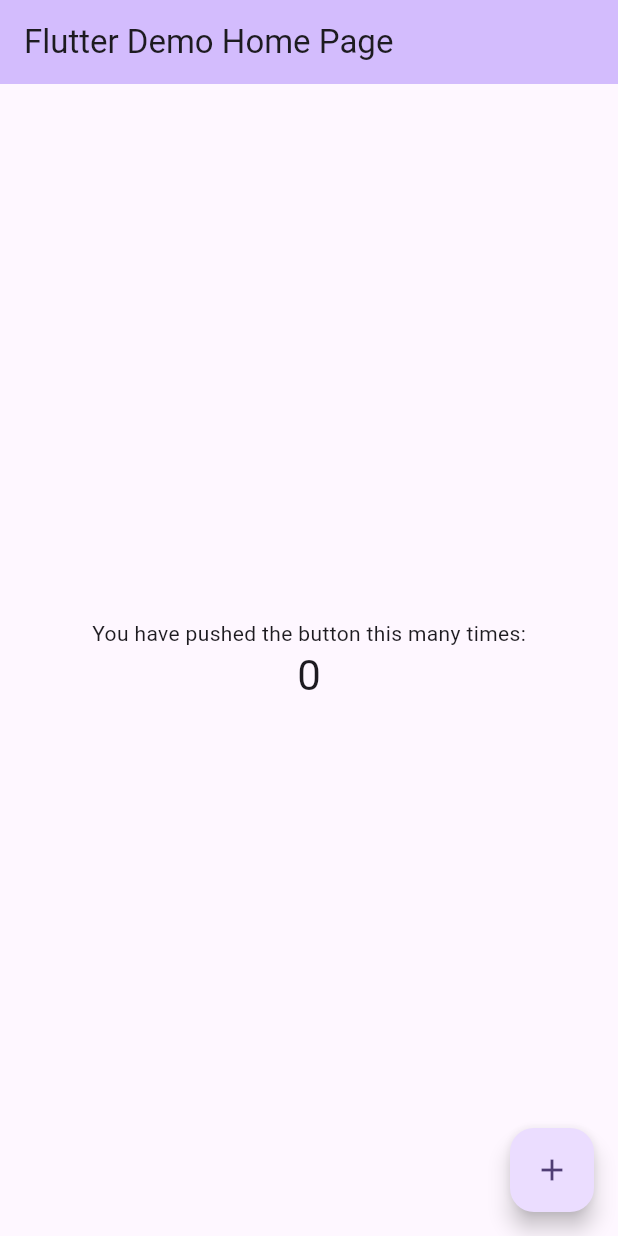
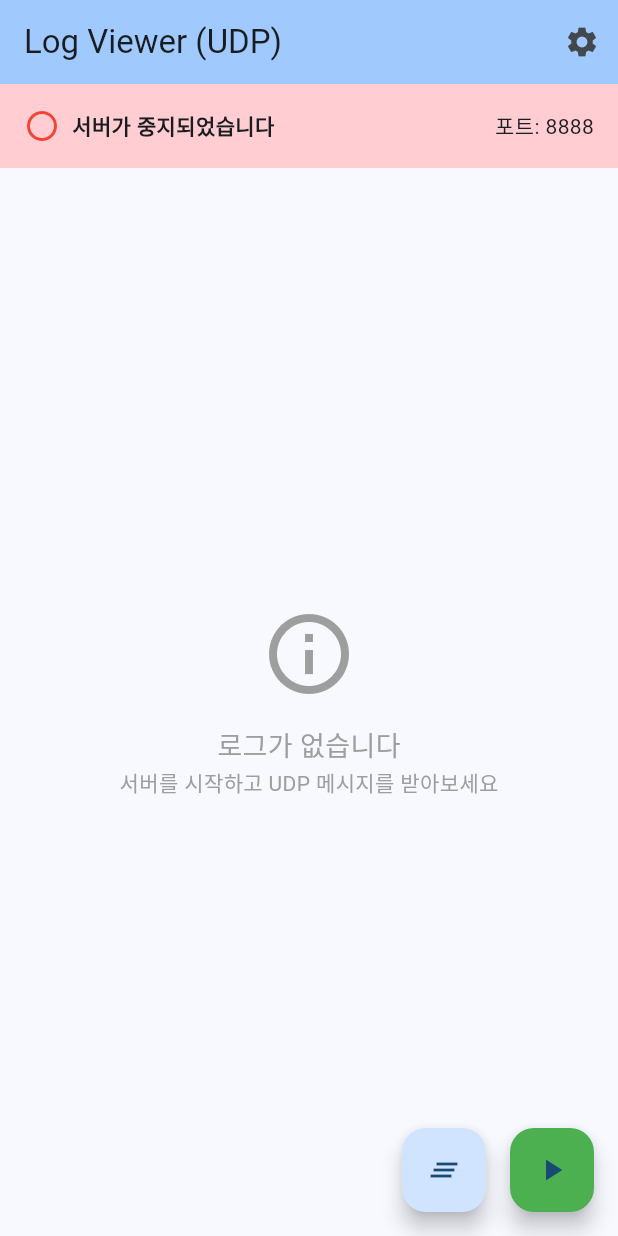
Before and after one commit to ImJeyFree/udp_log_viewer, a Flutter app: the screen it shows after launch, on a phone screen of 412 x 824 dp. Run offline on Flutter 3.47's test engine with Material 3 defaults, Android fonts, the phone set to English and light mode, and no system bars.

Commit message:
실행파일

```diff
--- /dev/null
+++ b/bundle/data/flutter_assets/AssetManifest.json
@@ -0,0 +1 @@
+{"fonts/D2CodingBold.ttf":["fonts/D2CodingBold.ttf"],"fonts/D2CodingRegular.ttf":["fonts/D2CodingRegular.ttf"],"packages/cupertino_icons/assets/CupertinoIcons.ttf":["packages/cupertino_icons/assets/CupertinoIcons.ttf"]}
--- /dev/null
+++ b/bundle/data/flutter_assets/FontManifest.json
@@ -0,0 +1 @@
+[{"family":"MaterialIcons","fonts":[{"asset":"fonts/MaterialIcons-Regular.otf"}]},{"family":"D2Coding","fonts":[{"asset":"fonts/D2CodingRegular.ttf"},{"weight":700,"asset":"fonts/D2CodingBold.ttf"}]},{"family":"packages/cupertino_icons/CupertinoIcons","fonts":[{"asset":"packages/cupertino_icons/assets/CupertinoIcons.ttf"}]}]
--- /dev/null
+++ b/bundle/data/flutter_assets/NativeAssetsManifest.json
@@ -0,0 +1 @@
+{"format-version":[1,0,0],"native-assets":{}}
--- a/lib/main.dart
+++ b/lib/main.dart
@@ -1,122 +1,286 @@
 import 'package:flutter/material.dart';
+import 'dart:io';
+import 'dart:async';
+import 'dart:convert';
 
 void main() {
-  runApp(const MyApp());
+  runApp(const LogViewerApp());
 }
 
-class MyApp extends StatelessWidget {
-  const MyApp({super.key});
+class LogViewerApp extends StatelessWidget {
+  const LogViewerApp({super.key});
 
-  // This widget is the root of your application.
   @override
   Widget build(BuildContext context) {
     return MaterialApp(
-      title: 'Flutter Demo',
+      title: 'LSE Log Viewer',
       theme: ThemeData(
-        // This is the theme of your application.
-        //
-        // TRY THIS: Try running your application with "flutter run". You'll see
-        // the application has a purple toolbar. Then, without quitting the app,
-        // try changing the seedColor in the colorScheme below to Colors.green
-        // and then invoke "hot reload" (save your changes or press the "hot
-        // reload" button in a Flutter-supported IDE, or press "r" if you used
-        // the command line to start the app).
-        //
-        // Notice that the counter didn't reset back to zero; the application
-        // state is not lost during the reload. To reset the state, use hot
-        // restart instead.
-        //
-        // This works for code too, not just values: Most code changes can be
-        // tested with just a hot reload.
-        colorScheme: ColorScheme.fromSeed(seedColor: Colors.deepPurple),
+        colorScheme: ColorScheme.fromSeed(seedColor: Colors.blue),
+        useMaterial3: true,
       ),
-      home: const MyHomePage(title: 'Flutter Demo Home Page'),
+      home: const LogViewerHomePage(),
     );
   }
 }
 
-class MyHomePage extends StatefulWidget {
-  const MyHomePage({super.key, required this.title});
-
-  // This widget is the home page of your application. It is stateful, meaning
-  // that it has a State object (defined below) that contains fields that affect
-  // how it looks.
-
-  // This class is the configuration for the state. It holds the values (in this
-  // case the title) provided by the parent (in this case the App widget) and
-  // used by the build method of the State. Fields in a Widget subclass are
-  // always marked "final".
-
-  final String title;
+class LogViewerHomePage extends StatefulWidget {
+  const LogViewerHomePage({super.key});
 
   @override
-  State<MyHomePage> createState() => _MyHomePageState();
+  State<LogViewerHomePage> createState() => _LogViewerHomePageState();
 }
 
-class _MyHomePageState extends State<MyHomePage> {
-  int _counter = 0;
+class _LogViewerHomePageState extends State<LogViewerHomePage> {
+  final List<LogEntry> _logs = [];
+  final ScrollController _scrollController = ScrollController();
+  RawDatagramSocket? _socket;
+  bool _isServerRunning = false;
+  int _port = 8888;
+  String _status = '서버가 중지되었습니다';
+  Timer? _autoScrollTimer;
 
-  void _incrementCounter() {
+  @override
+  void initState() {
+    super.initState();
+    _startAutoScroll();
+  }
+
+  @override
+  void dispose() {
+    _stopServer();
+    _autoScrollTimer?.cancel();
+    _scrollController.dispose();
+    super.dispose();
+  }
+
+  void _startAutoScroll() {
+    _autoScrollTimer = Timer.periodic(const Duration(seconds: 1), (timer) {
+      if (_scrollController.hasClients && _logs.isNotEmpty) {
+        _scrollController.animateTo(
+          _scrollController.position.maxScrollExtent,
+          duration: const Duration(milliseconds: 300),
+          curve: Curves.easeOut,
+        );
+      }
+    });
+  }
+
+  Future<void> _startServer() async {
+    try {
+      _socket = await RawDatagramSocket.bind(InternetAddress.anyIPv4, _port);
+      setState(() {
+        _isServerRunning = true;
+        _status = '서버가 포트 $_port에서 실행 중입니다';
+      });
+
+      _socket!.listen((RawSocketEvent event) {
+        if (event == RawSocketEvent.read) {
+          final datagram = _socket!.receive();
+          if (datagram != null) {
+            // UTF-8 인코딩으로 한글 처리
+            String message;
+            try {
+              message = utf8.decode(datagram.data, allowMalformed: true);
+            } catch (e) {
+              // UTF-8 디코딩 실패 시 기본 방식 사용
+              message = String.fromCharCodes(datagram.data);
+            }
+
+            final timestamp = DateTime.now();
+            final sender = '${datagram.address.address}:${datagram.port}';
+
+            setState(() {
+              _logs.add(
+                LogEntry(
+                  message: message,
+                  timestamp: timestamp,
+                  sender: sender,
+                ),
+              );
+
+              // 로그가 너무 많아지면 오래된 것부터 제거
+              if (_logs.length > 1000) {
+                _logs.removeRange(0, _logs.length - 1000);
+              }
+            });
+          }
+        }
+      });
+    } catch (e) {
+      setState(() {
+        _status = '서버 시작 실패: $e';
+      });
+    }
+  }
+
+  void _stopServer() {
+    _socket?.close();
+    _socket = null;
     setState(() {
-      // This call to setState tells the Flutter framework that something has
-      // changed in this State, which causes it to rerun the build method below
-      // so that the display can reflect the updated values. If we changed
-      // _counter without calling setState(), then the build method would not be
-      // called again, and so nothing would appear to happen.
-      _counter++;
+      _isServerRunning = false;
+      _status = '서버가 중지되었습니다';
     });
+  }
+
+  void _clearLogs() {
+    setState(() {
+      _logs.clear();
+    });
+  }
+
+  void _changePort() {
+    showDialog(
+      context: context,
+      builder: (context) => AlertDialog(
+        title: const Text('포트 변경'),
+        content: TextField(
+          keyboardType: TextInputType.number,
+          decoration: const InputDecoration(
+            labelText: '포트 번호',
+            hintText: '8888',
+          ),
+          onSubmitted: (value) {
+            final newPort = int.tryParse(value);
+            if (newPort != null && newPort > 0 && newPort < 65536) {
+              setState(() {
+                _port = newPort;
+              });
+              Navigator.of(context).pop();
+              if (_isServerRunning) {
+                _stopServer();
+                _startServer();
+              }
+            }
+          },
+        ),
+        actions: [
+          TextButton(
+            onPressed: () => Navigator.of(context).pop(),
+            child: const Text('취소'),
+          ),
+        ],
+      ),
+    );
   }
 
   @override
   Widget build(BuildContext context) {
-    // This method is rerun every time setState is called, for instance as done
-    // by the _incrementCounter method above.
-    //
-    // The Flutter framework has been optimized to make rerunning build methods
-    // fast, so that you can just rebuild anything that needs updating rather
-    // than having to individually change instances of widgets.
     return Scaffold(
       appBar: AppBar(
-        // TRY THIS: Try changing the color here to a specific color (to
-        // Colors.amber, perhaps?) and trigger a hot reload to see the AppBar
-        // change color while the other colors stay the same.
         backgroundColor: Theme.of(context).colorScheme.inversePrimary,
-        // Here we take the value from the MyHomePage object that was created by
-        // the App.build method, and use it to set our appbar title.
-        title: Text(widget.title),
+        title: const Text('Log Viewer (UDP)'),
+        actions: [
+          IconButton(
+            icon: const Icon(Icons.settings),
+            onPressed: _changePort,
+            tooltip: '포트 설정',
+          ),
+        ],
       ),
-      body: Center(
-        // Center is a layout widget. It takes a single child and positions it
-        // in the middle of the parent.
-        child: Column(
-          // Column is also a layout widget. It takes a list of children and
-          // arranges them vertically. By default, it sizes itself to fit its
-          // children horizontally, and tries to be as tall as its parent.
-          //
-          // Column has various properties to control how it sizes itself and
-          // how it positions its children. Here we use mainAxisAlignment to
-          // center the children vertically; the main axis here is the vertical
-          // axis because Columns are vertical (the cross axis would be
-          // horizontal).
-          //
-          // TRY THIS: Invoke "debug painting" (choose the "Toggle Debug Paint"
-          // action in the IDE, or press "p" in the console), to see the
-          // wireframe for each widget.
-          mainAxisAlignment: MainAxisAlignment.center,
-          children: <Widget>[
-            const Text('You have pushed the button this many times:'),
-            Text(
-              '$_counter',
-              style: Theme.of(context).textTheme.headlineMedium,
+      body: Column(
+        children: [
+          // 상태 표시줄
+          Container(
+            padding: const EdgeInsets.all(16),
+            color: _isServerRunning
+                ? Colors.green.shade100
+                : Colors.red.shade100,
+            child: Row(
+              children: [
+                Icon(
+                  _isServerRunning ? Icons.circle : Icons.circle_outlined,
+                  color: _isServerRunning ? Colors.green : Colors.red,
+                ),
+                const SizedBox(width: 8),
+                Expanded(
+                  child: Text(
+                    _status,
+                    style: const TextStyle(fontWeight: FontWeight.bold),
+                  ),
+                ),
+                Text('포트: $_port'),
+              ],
             ),
-          ],
-        ),
+          ),
+
+          // 로그 목록
+          Expanded(
+            child: _logs.isEmpty
+                ? const Center(
+                    child: Column(
+                      mainAxisAlignment: MainAxisAlignment.center,
+                      children: [
+                        Icon(Icons.info_outline, size: 64, color: Colors.grey),
+                        SizedBox(height: 16),
+                        Text(
+                          '로그가 없습니다',
+                          style: TextStyle(fontSize: 18, color: Colors.grey),
+                        ),
+                        Text(
+                          '서버를 시작하고 UDP 메시지를 받아보세요',
+                          style: TextStyle(color: Colors.grey),
+                        ),
+                      ],
+                    ),
+                  )
+                : ListView.builder(
+                    controller: _scrollController,
+                    itemCount: _logs.length,
+                    itemBuilder: (context, index) {
+                      final log = _logs[index];
+                      return Card(
+                        margin: const EdgeInsets.symmetric(
+                          horizontal: 8,
+                          vertical: 2,
+                        ),
+                        child: ListTile(
+                          title: Text(
+                            log.message,
+                            style: const TextStyle(fontFamily: 'D2Coding'),
+                          ),
+                          subtitle: Text(
+                            '${log.timestamp.toString().substring(11, 19)} | ${log.sender}',
+                            style: const TextStyle(fontSize: 12),
+                          ),
+                          leading: const Icon(Icons.message),
+                        ),
+                      );
+                    },
+                  ),
+          ),
+        ],
       ),
-      floatingActionButton: FloatingActionButton(
-        onPressed: _incrementCounter,
-        tooltip: 'Increment',
-        child: const Icon(Icons.add),
-      ), // This trailing comma makes auto-formatting nicer for build methods.
+      floatingActionButton: Row(
+        mainAxisAlignment: MainAxisAlignment.end,
+        children: [
+          FloatingActionButton(
+            onPressed: _clearLogs,
+            tooltip: '로그 지우기',
+            heroTag: 'clear',
+            child: const Icon(Icons.clear_all),
+          ),
+          const SizedBox(width: 16),
+          FloatingActionButton(
+            onPressed: _isServerRunning ? _stopServer : _startServer,
+            tooltip: _isServerRunning ? '서버 중지' : '서버 시작',
+            heroTag: 'server',
+            backgroundColor: _isServerRunning ? Colors.red : Colors.green,
+            child: Icon(_isServerRunning ? Icons.stop : Icons.play_arrow),
+          ),
+        ],
+      ),
     );
   }
 }
+
+class LogEntry {
+  final String message;
+  final DateTime timestamp;
+  final String sender;
+
+  LogEntry({
+    required this.message,
+    required this.timestamp,
+    required this.sender,
+  });
+}
```
Also changed, not shown: pubspec.yaml (+6 -1 lines), bundle/data/flutter_assets/packages/cupertino_icons/assets/CupertinoIcons.ttf (added), 11 other files.
